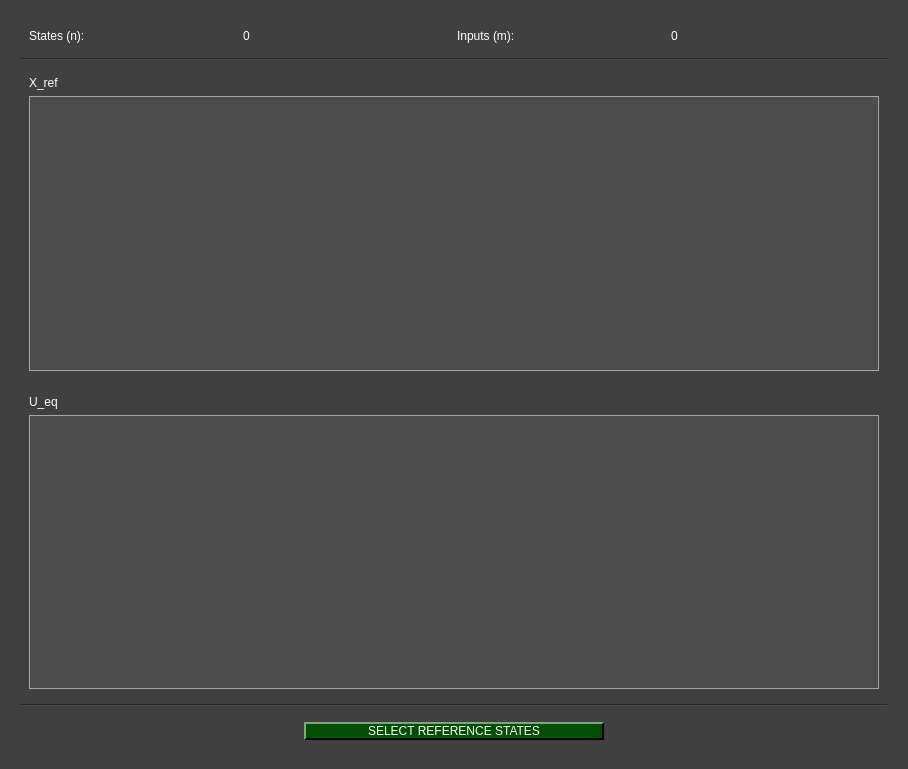
First picture: the form in pydaq/uis/PYDAQ_lqr_reference_state_widget.ui, repository viniciusfs14/pydaq, before the edit.
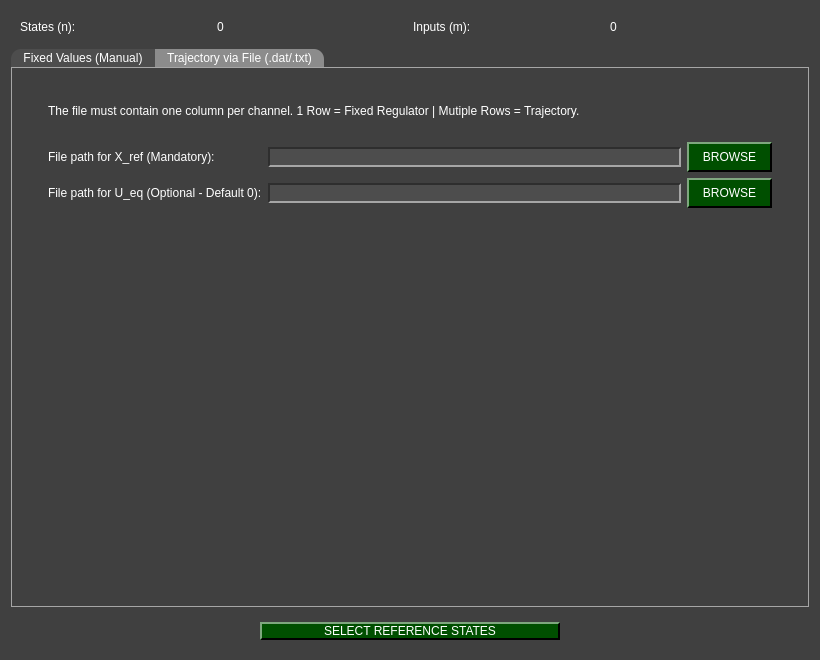
Second picture: the form after the edit. The open tabs and pages were chosen to show the change. Icons and pictures are not drawn.

Commit message: feat: LQR trajectory tracking, UI improvements, and simulation fixes

```diff
--- a/pydaq/uis/PYDAQ_lqr_reference_state_widget.ui
+++ b/pydaq/uis/PYDAQ_lqr_reference_state_widget.ui
@@ -6,12 +6,12 @@
    <rect>
     <x>0</x>
     <y>0</y>
-    <width>908</width>
-    <height>769</height>
+    <width>820</width>
+    <height>660</height>
    </rect>
   </property>
   <property name="windowTitle">
-   <string>Form</string>
+   <string>Select LQR References</string>
   </property>
   <property name="styleSheet">
    <string notr="true">QWidget{
@@ -446,6 +446,50 @@
   </property>
   <layout class="QGridLayout" name="gridLayout">
    <item row="0" column="0">
+    <widget class="QWidget" name="header" native="true">
+     <layout class="QGridLayout" name="gridLayout_3">
+      <item row="0" column="2">
+       <widget class="QLabel" name="label_input">
+        <property name="text">
+         <string>Inputs (m):</string>
+        </property>
+       </widget>
+      </item>
+      <item row="0" column="0">
+       <widget class="QLabel" name="label_states">
+        <property name="text">
+         <string>States (n):</string>
+        </property>
+       </widget>
+      </item>
+      <item row="0" column="1">
+       <widget class="QLabel" name="nl_states">
+        <property name="text">
+         <string>0</string>
+        </property>
+       </widget>
+      </item>
+      <item row="0" column="3">
+       <widget class="QLabel" name="nl_inputs">
+        <property name="text">
+         <string>0</string>
+        </property>
+       </widget>
+      </item>
+     </layout>
+    </widget>
+   </item>
+   <item row="1" column="0">
+    <widget class="QTabWidget" name="tabWidget_refs">
+     <property name="currentIndex">
+      <number>0</number>
+     </property>
+     <widget class="QWidget" name="tab_manual">
+      <attribute name="title">
+       <string>Fixed Values (Manual)</string>
+      </attribute>
+      <layout class="QGridLayout" name="gridLayout_5">
+       <item row="0" column="0">
     <widget class="QScrollArea" name="scrollArea">
      <property name="widgetResizable">
       <bool>true</bool>
@@ -455,37 +499,15 @@
        <rect>
         <x>0</x>
         <y>0</y>
-        <width>890</width>
-        <height>751</height>
+            <width>782</width>
+            <height>509</height>
        </rect>
       </property>
       <layout class="QGridLayout" name="gridLayout_2">
-       <item row="5" column="0">
-        <widget class="QWidget" name="bottom" native="true">
-         <layout class="QGridLayout" name="gridLayout_6">
-          <item row="1" column="0">
-           <widget class="QPushButton" name="select_button">
-            <property name="minimumSize">
-             <size>
-              <width>300</width>
-              <height>0</height>
-             </size>
-            </property>
-            <property name="maximumSize">
-             <size>
-              <width>200</width>
-              <height>16777215</height>
-             </size>
-            </property>
-            <property name="text">
-             <string>SELECT REFERENCE STATES</string>
-            </property>
-           </widget>
-          </item>
-         </layout>
-        </widget>
-       </item>
-       <item row="2" column="0">
+           <item row="0" column="0">
+            <widget class="QWidget" name="widget" native="true">
+             <layout class="QGridLayout" name="gridLayout_4">
+              <item row="0" column="0">
         <widget class="QWidget" name="Matrix_X" native="true">
          <layout class="QVBoxLayout" name="verticalLayout">
           <item>
@@ -501,6 +523,9 @@
          </layout>
         </widget>
        </item>
+             </layout>
+            </widget>
+           </item>
        <item row="4" column="0">
         <widget class="Line" name="line_bottom">
          <property name="orientation">
@@ -508,14 +533,14 @@
          </property>
         </widget>
        </item>
-       <item row="1" column="0">
+           <item row="2" column="0">
         <widget class="Line" name="line_header">
          <property name="orientation">
           <enum>Qt::Orientation::Horizontal</enum>
          </property>
         </widget>
        </item>
-       <item row="3" column="0">
+           <item row="1" column="0">
         <widget class="QWidget" name="Matrix_U" native="true">
          <layout class="QVBoxLayout" name="verticalLayout_2">
           <item>
@@ -531,42 +556,139 @@
          </layout>
         </widget>
        </item>
-       <item row="0" column="0">
-        <widget class="QWidget" name="header" native="true">
-         <layout class="QGridLayout" name="gridLayout_3">
-          <item row="0" column="2">
-           <widget class="QLabel" name="label_input">
-            <property name="text">
-             <string>Inputs (m):</string>
-            </property>
-           </widget>
-          </item>
+          </layout>
+         </widget>
+        </widget>
+       </item>
+      </layout>
+     </widget>
+     <widget class="QWidget" name="tab_file">
+      <attribute name="title">
+       <string>Trajectory via File (.dat/.txt)</string>
+      </attribute>
+      <layout class="QGridLayout" name="gridLayout_7">
           <item row="0" column="0">
-           <widget class="QLabel" name="label_states">
-            <property name="text">
-             <string>States (n):</string>
-            </property>
-           </widget>
-          </item>
+        <widget class="QScrollArea" name="scrollArea_2">
+         <property name="widgetResizable">
+          <bool>true</bool>
+         </property>
+         <widget class="QWidget" name="scrollAreaWidgetContents_2">
+          <property name="geometry">
+           <rect>
+            <x>0</x>
+            <y>0</y>
+            <width>782</width>
+            <height>509</height>
+           </rect>
+          </property>
+          <layout class="QGridLayout" name="gridLayout_8">
+           <item row="0" column="0" rowspan="2" alignment="Qt::AlignmentFlag::AlignTop">
+            <widget class="QWidget" name="widget_2" native="true">
+             <layout class="QGridLayout" name="gridLayout_9">
+              <item row="3" column="0">
+               <widget class="QWidget" name="widget_4" native="true">
+                <layout class="QGridLayout" name="gridLayout_11">
           <item row="0" column="1">
-           <widget class="QLabel" name="nl_states">
+                  <widget class="QLineEdit" name="path_x_ref"/>
+                 </item>
+                 <item row="0" column="2">
+                  <widget class="QPushButton" name="btn_browse_x">
+                   <property name="minimumSize">
+                    <size>
+                     <width>85</width>
+                     <height>30</height>
+                    </size>
+                   </property>
             <property name="text">
-             <string>0</string>
+                    <string>BROWSE</string>
             </property>
            </widget>
           </item>
-          <item row="0" column="3">
-           <widget class="QLabel" name="nl_inputs">
+                 <item row="0" column="0">
+                  <widget class="QLabel" name="label_x">
             <property name="text">
-             <string>0</string>
+                    <string>File path for X_ref (Mandatory):</string>
             </property>
            </widget>
           </item>
+                 <item row="1" column="0">
+                  <widget class="QLabel" name="label_u">
+                   <property name="text">
+                    <string>File path for U_eq (Optional - Default 0):</string>
+                   </property>
+                  </widget>
+                 </item>
+                 <item row="1" column="1">
+                  <widget class="QLineEdit" name="path_u_eq"/>
+                 </item>
+                 <item row="1" column="2">
+                  <widget class="QPushButton" name="btn_browse_u">
+                   <property name="minimumSize">
+                    <size>
+                     <width>0</width>
+                     <height>30</height>
+                    </size>
+                   </property>
+                   <property name="text">
+                    <string>BROWSE</string>
+                   </property>
+                  </widget>
+                 </item>
          </layout>
         </widget>
        </item>
-      </layout>
-     </widget>
+              <item row="2" column="0">
+               <widget class="QWidget" name="widget_3" native="true">
+                <layout class="QGridLayout" name="gridLayout_10">
+                 <item row="0" column="0">
+                  <widget class="QLabel" name="label">
+                   <property name="text">
+                    <string>The file must contain one column per channel. 1 Row = Fixed Regulator | Mutiple Rows = Trajectory.</string>
+                   </property>
+                  </widget>
+                 </item>
+                </layout>
+               </widget>
+              </item>
+              <item row="4" column="0">
+               <widget class="QWidget" name="widget_5" native="true">
+                <layout class="QGridLayout" name="gridLayout_12"/>
+               </widget>
+              </item>
+             </layout>
+            </widget>
+           </item>
+          </layout>
+         </widget>
+        </widget>
+       </item>
+      </layout>
+     </widget>
+    </widget>
+   </item>
+   <item row="2" column="0">
+    <widget class="QWidget" name="bottom" native="true">
+     <layout class="QGridLayout" name="gridLayout_6">
+      <item row="1" column="0">
+       <widget class="QPushButton" name="select_button">
+        <property name="minimumSize">
+         <size>
+          <width>300</width>
+          <height>0</height>
+         </size>
+        </property>
+        <property name="maximumSize">
+         <size>
+          <width>200</width>
+          <height>16777215</height>
+         </size>
+        </property>
+        <property name="text">
+         <string>SELECT REFERENCE STATES</string>
+        </property>
+       </widget>
+      </item>
+     </layout>
     </widget>
    </item>
   </layout>
```
Lines whose indentation alone changed are shown as unchanged. The commit also changes 17 other files.
